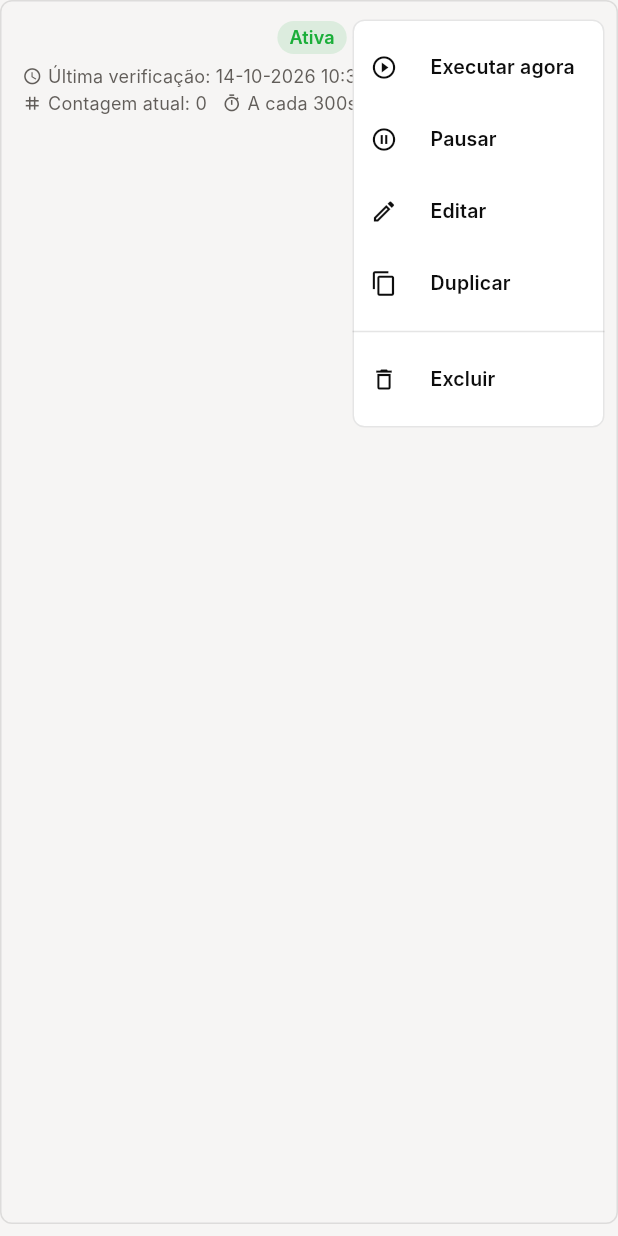
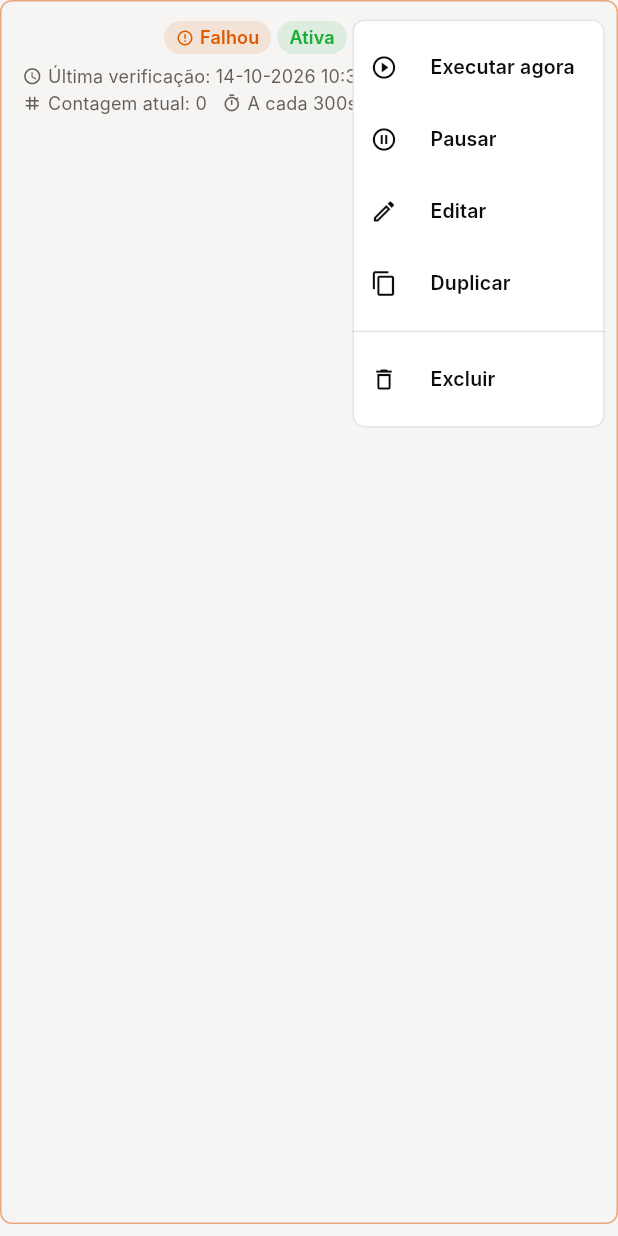
Before and after one commit to CristenSoftwareDevelopment/redmine-adapter, a Flutter app: the _QueryTile widget shown alone on an empty page, opened directly with empty values, after a tap on the "more vert" icon, on a phone screen of 412 x 824 dp. Run offline on Flutter 3.47's test engine with Material 3 defaults, Android fonts, the phone set to English and light mode, and no system bars; our stand-ins replace sqflite, sqflite_common_ffi, sqflite_common_ffi_web; missing offline and left inert: dart:html, local_notifier, tray_manager, window_manager; accounts and stored records are empty; Roboto replaces fonts that are missing (Inter).

Commit message:
feat: badge de falha na lista de consultas
Persiste last_error/last_error_at na consulta quando a verificação falha e
limpa no próximo sucesso. A lista mostra o badge "Falhou" com a mensagem no
tooltip, e a saúde da monitoração deixa de depender de casar logs pelo nome.

Co-Authored-By: Claude Opus 5.5 <noreply@anthropic.com>

```diff
--- a/lib/models/monitored_query.dart
+++ b/lib/models/monitored_query.dart
@@ -29,6 +29,9 @@ class MonitoredQuery {
     this.lastCheckedAt,
     this.notificationTitleTemplate,
     this.notificationBodyTemplate,
+    this.pinned = false,
+    this.lastError,
+    this.lastErrorAt,
     List<int>? scheduleWeekdays,
     int? scheduleStartHour,
     int? scheduleEndHour,
@@ -50,6 +53,13 @@ class MonitoredQuery {
   /// Optional per-query notification templates. When set, override global settings.
   final String? notificationTitleTemplate;
   final String? notificationBodyTemplate;
+
+  /// Shown as a board in the sidebar.
+  final bool pinned;
+
+  /// Error of the last failed check; cleared on the next successful one.
+  final String? lastError;
+  final DateTime? lastErrorAt;
 
   /// Days of week on which monitoring runs (1=Mon … 7=Sun). Default: Mon–Fri.
   final List<int> scheduleWeekdays;
@@ -86,6 +96,9 @@ class MonitoredQuery {
     DateTime? lastCheckedAt,
     Object? notificationTitleTemplate = _sentinel,
     Object? notificationBodyTemplate = _sentinel,
+    bool? pinned,
+    Object? lastError = _sentinel,
+    Object? lastErrorAt = _sentinel,
     List<int>? scheduleWeekdays,
     int? scheduleStartHour,
     int? scheduleEndHour,
@@ -107,6 +120,9 @@ class MonitoredQuery {
       notificationBodyTemplate: notificationBodyTemplate == _sentinel
           ? this.notificationBodyTemplate
           : notificationBodyTemplate as String?,
+      pinned: pinned ?? this.pinned,
+      lastError: lastError == _sentinel ? this.lastError : lastError as String?,
+      lastErrorAt: lastErrorAt == _sentinel ? this.lastErrorAt : lastErrorAt as DateTime?,
       scheduleWeekdays: scheduleWeekdays ?? this.scheduleWeekdays,
       scheduleStartHour: scheduleStartHour ?? this.scheduleStartHour,
       scheduleEndHour: scheduleEndHour ?? this.scheduleEndHour,
@@ -127,6 +143,9 @@ class MonitoredQuery {
       'last_checked_at': lastCheckedAt?.toIso8601String(),
       'notification_title_template': notificationTitleTemplate,
       'notification_body_template': notificationBodyTemplate,
+      'pinned': pinned ? 1 : 0,
+      'last_error': lastError,
+      'last_error_at': lastErrorAt?.toIso8601String(),
       'schedule_weekdays': scheduleWeekdays.join(','),
       'schedule_start_hour': scheduleStartHour,
       'schedule_end_hour': scheduleEndHour,
@@ -149,6 +168,11 @@ class MonitoredQuery {
           : DateTime.tryParse(map['last_checked_at'] as String),
       notificationTitleTemplate: map['notification_title_template'] as String?,
       notificationBodyTemplate: map['notification_body_template'] as String?,
+      pinned: (map['pinned'] as int? ?? 0) == 1,
+      lastError: map['last_error'] as String?,
+      lastErrorAt: map['last_error_at'] == null
+          ? null
+          : DateTime.tryParse(map['last_error_at'] as String),
       scheduleWeekdays: _parseWeekdays(map['schedule_weekdays'] as String?),
       scheduleStartHour: map['schedule_start_hour'] as int? ?? defaultScheduleStartHour,
       scheduleEndHour: map['schedule_end_hour'] as int? ?? defaultScheduleEndHour,
--- a/lib/ui/widgets/queries_card.dart
+++ b/lib/ui/widgets/queries_card.dart
@@ -124,7 +124,9 @@ class _QueryTile extends StatelessWidget {
       decoration: BoxDecoration(
         color: dark ? const Color(0xFF2A2825) : AppColors.warmWhite,
         border: Border.all(
-          color: dark ? AppColors.darkBorder : AppColors.whisperBorder,
+          color: query.lastError != null
+              ? AppColors.orange.withValues(alpha: 0.5)
+              : (dark ? AppColors.darkBorder : AppColors.whisperBorder),
           width: 1,
         ),
         borderRadius: BorderRadius.circular(AppRadius.standard),
@@ -145,6 +147,10 @@ class _QueryTile extends StatelessWidget {
                       ),
                     ),
                     const SizedBox(width: 6),
+                    if (query.lastError != null) ...[
+                      _ErrorBadge(query: query),
+                      const SizedBox(width: 4),
+                    ],
                     _StatusBadge(enabled: query.enabled),
                     const SizedBox(width: 4),
                     _AlertOnBadge(alertOn: query.alertOn),
@@ -319,6 +325,33 @@ class _StatusBadge extends StatelessWidget {
   }
 }
 
+class _ErrorBadge extends StatelessWidget {
+  const _ErrorBadge({required this.query});
+  final MonitoredQuery query;
+
+  @override
+  Widget build(BuildContext context) {
+    return Tooltip(
+      message: 'Falhou em ${fmtDateTime(query.lastErrorAt)}\n${query.lastError}',
+      child: Container(
+        padding: const EdgeInsets.symmetric(horizontal: 8, vertical: 3),
+        decoration: BoxDecoration(
+          color: AppColors.orange.withValues(alpha: 0.12),
+          borderRadius: BorderRadius.circular(AppRadius.pill),
+        ),
+        child: Row(
+          mainAxisSize: MainAxisSize.min,
+          children: [
+            const Icon(Icons.error_outline, size: 12, color: AppColors.orange),
+            const SizedBox(width: 4),
+            Text('Falhou', style: AppText.badge().copyWith(color: AppColors.orange)),
+          ],
+        ),
+      ),
+    );
+  }
+}
+
 class _AlertOnBadge extends StatelessWidget {
   const _AlertOnBadge({required this.alertOn});
   final String alertOn;
```
Also changed, not shown: lib/services/database_service.dart (+16 -0 lines), lib/services/monitor_service.dart (+7 -1 lines), lib/state/app_state.dart (+7 -3 lines).
